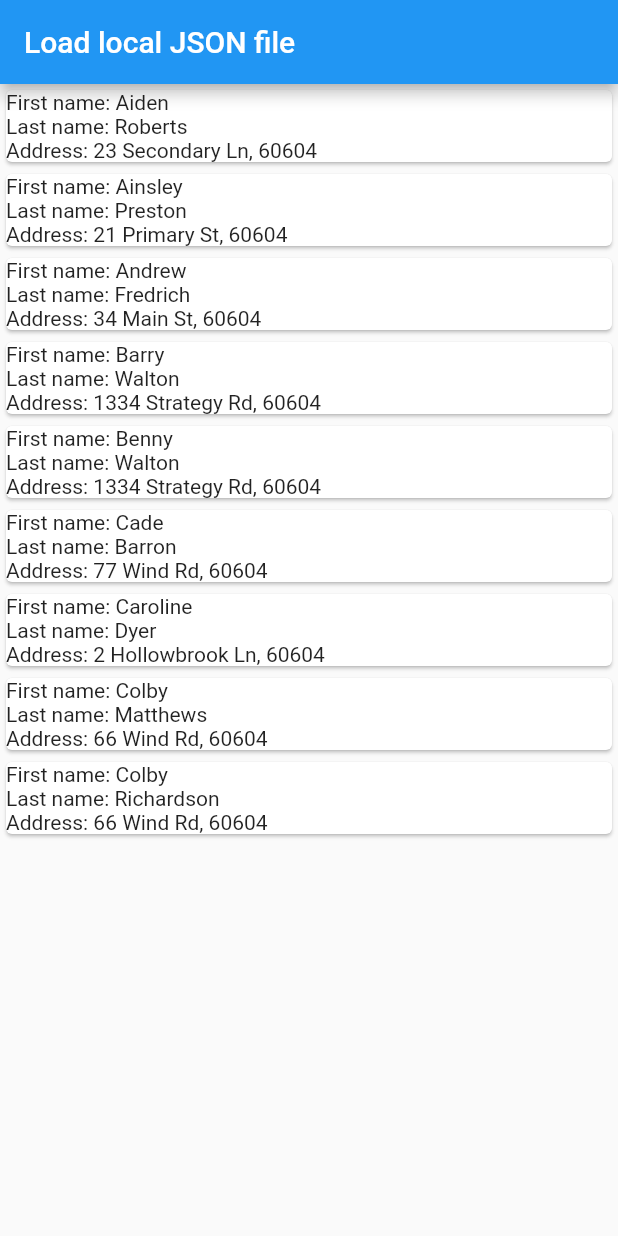
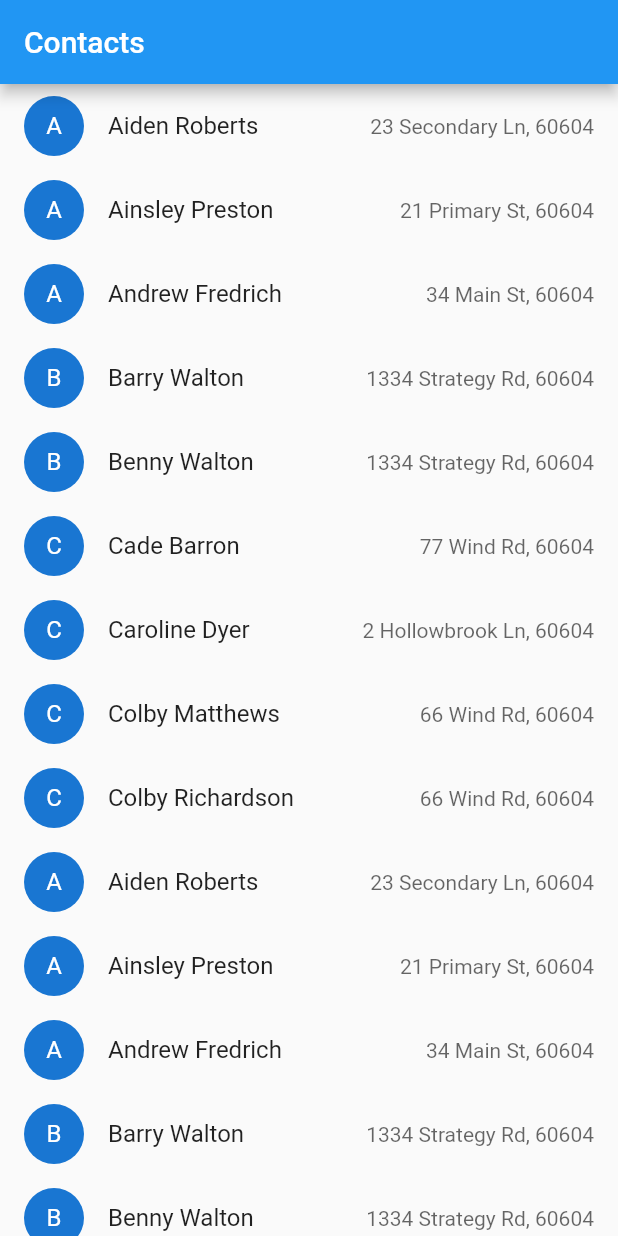
Before and after one commit to colinc27/flutter_contactlist, a Flutter app: the screen it shows after launch, on a phone screen of 412 x 824 dp. Run offline on Flutter 3.47's test engine with Material 2 defaults, Android fonts, the phone set to English and light mode, and no system bars.

Commit message:
Completed formatting

```diff
--- a/contact_list/data_repo/contacts.json
+++ b/contact_list/data_repo/contacts.json
@@ -1,4 +1,49 @@
 [
+  {
+    "first_name": "Aiden",
+    "last_name": "Roberts",
+    "address": "23 Secondary Ln, 60604"
+  },
+  {
+    "first_name": "Ainsley",
+    "last_name": "Preston",
+    "address": "21 Primary St, 60604"
+  },
+  {
+    "first_name": "Andrew",
+    "last_name": "Fredrich",
+    "address": "34 Main St, 60604"
+  },
+  {
+    "first_name": "Barry",
+    "last_name": "Walton",
+    "address": "1334 Strategy Rd, 60604"
+  },
+  {
+    "first_name": "Benny",
+    "last_name": "Walton",
+    "address": "1334 Strategy Rd, 60604"
+  },
+  {
+    "first_name": "Cade",
+    "last_name": "Barron",
+    "address": "77 Wind Rd, 60604"
+  },
+  {
+    "first_name": "Caroline",
+    "last_name": "Dyer",
+    "address": "2 Hollowbrook Ln, 60604"
+  },
+  {
+    "first_name": "Colby",
+    "last_name": "Matthews",
+    "address": "66 Wind Rd, 60604"
+  },
+  {
+    "first_name": "Colby",
+    "last_name": "Richardson",
+    "address": "66 Wind Rd, 60604"
+  },
   {
     "first_name": "Aiden",
     "last_name": "Roberts",
--- a/contact_list/lib/main.dart
+++ b/contact_list/lib/main.dart
@@ -20,7 +20,7 @@ class MyAppState extends State<MyApp> {
   Widget build(BuildContext context) {
     return new Scaffold(
         appBar: new AppBar(
-          title: new Text("Load local JSON file"),
+          title: new Text("Contacts"),
         ),
         body: new Container(
           child: new Center(
@@ -35,18 +35,18 @@ class MyAppState extends State<MyApp> {
                   return new ListView.builder(
                     // Build the ListView
                     itemBuilder: (BuildContext context, int index) {
-                      return new Card(
-                        child: new Column(
-                          crossAxisAlignment: CrossAxisAlignment.stretch,
-                          children: <Widget>[
-                            new Text(
-                                "First name: " + new_data[index]['first_name']),
-                            new Text(
-                                "Last name: " + new_data[index]['last_name']),
-                            new Text("Address: " + new_data[index]['address']),
-                          ],
-                        ),
-                      );
+                      return new ListTile(
+                          leading: CircleAvatar(
+                              child: Text(jsonEncode(
+                                  new_data[index]['first_name'])[1])),
+                          title: new Text(new_data[index]['first_name'] +
+                              " " +
+                              new_data[index]['last_name']),
+                          trailing: new Text(
+                            new_data[index]['address'],
+                            style:
+                                TextStyle(color: Colors.black.withOpacity(0.6)),
+                          ));
                     },
                     itemCount: new_data == null ? 0 : new_data.length,
                   );
```
